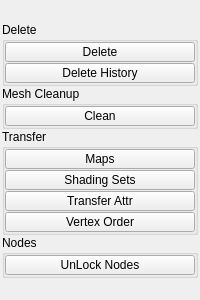
Old version of the form tentacle/ui/edit.ui in the repository m3trik/tentacle.
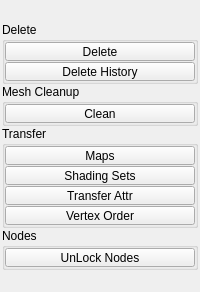
New version of the form. Custom widgets are drawn as their Qt base class.

What changed in the file:
```diff
--- a/tentacle/ui/edit.ui
+++ b/tentacle/ui/edit.ui
@@ -144,13 +144,13 @@
            <property name="minimumSize">
             <size>
              <width>0</width>
-             <height>20</height>
+             <height>19</height>
             </size>
            </property>
            <property name="maximumSize">
             <size>
              <width>16777215</width>
-             <height>20</height>
+             <height>19</height>
             </size>
            </property>
            <property name="toolTip">
@@ -175,13 +175,13 @@
            <property name="minimumSize">
             <size>
              <width>0</width>
-             <height>20</height>
+             <height>19</height>
             </size>
            </property>
            <property name="maximumSize">
             <size>
              <width>16777215</width>
-             <height>20</height>
+             <height>19</height>
             </size>
            </property>
            <property name="toolTip">
@@ -227,13 +227,13 @@
            <property name="minimumSize">
             <size>
              <width>0</width>
-             <height>20</height>
+             <height>19</height>
             </size>
            </property>
            <property name="maximumSize">
             <size>
              <width>16777215</width>
-             <height>20</height>
+             <height>19</height>
             </size>
            </property>
            <property name="toolTip">
@@ -279,13 +279,13 @@
            <property name="minimumSize">
             <size>
              <width>0</width>
-             <height>20</height>
+             <height>19</height>
             </size>
            </property>
            <property name="maximumSize">
             <size>
              <width>16777215</width>
-             <height>20</height>
+             <height>19</height>
             </size>
            </property>
            <property name="palette">
@@ -350,13 +350,13 @@
            <property name="minimumSize">
             <size>
              <width>0</width>
-             <height>20</height>
+             <height>19</height>
             </size>
            </property>
            <property name="maximumSize">
             <size>
              <width>16777215</width>
-             <height>20</height>
+             <height>19</height>
             </size>
            </property>
            <property name="palette">
@@ -421,13 +421,13 @@
            <property name="minimumSize">
             <size>
              <width>0</width>
-             <height>20</height>
+             <height>19</height>
             </size>
            </property>
            <property name="maximumSize">
             <size>
              <width>16777215</width>
-             <height>20</height>
+             <height>19</height>
             </size>
            </property>
            <property name="palette">
@@ -492,13 +492,13 @@
            <property name="minimumSize">
             <size>
              <width>0</width>
-             <height>20</height>
+             <height>19</height>
             </size>
            </property>
            <property name="maximumSize">
             <size>
              <width>16777215</width>
-             <height>20</height>
+             <height>19</height>
             </size>
            </property>
            <property name="toolTip">
@@ -556,13 +556,13 @@
            <property name="minimumSize">
             <size>
              <width>0</width>
-             <height>20</height>
+             <height>19</height>
             </size>
            </property>
            <property name="maximumSize">
             <size>
              <width>16777215</width>
-             <height>20</height>
+             <height>19</height>
             </size>
            </property>
            <property name="toolTip">
```
